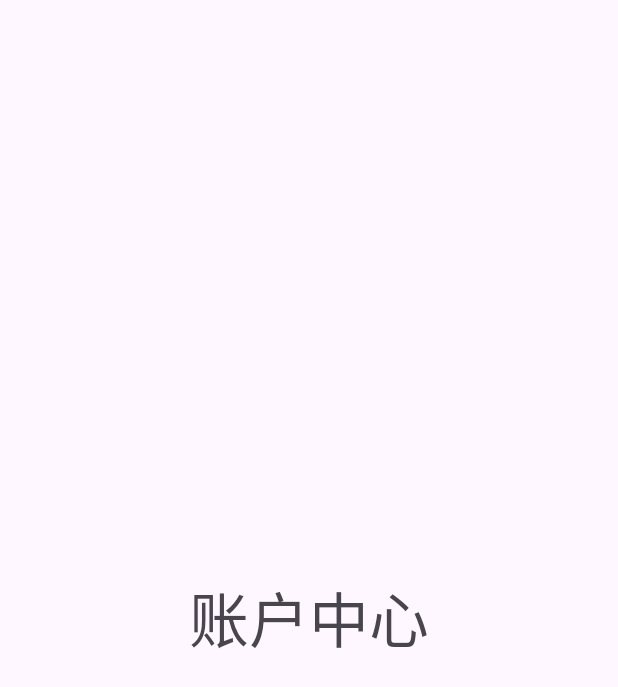
After one commit to yanlinhui/Infinity, an Android app: the AccountCenterFragment screen opened through its navigation route, on a phone screen of 412 x 824 dp. The commit adds this screen. Shown: the top 687 px of the screen. Run offline under Robolectric (Android 15) with nearby library versions, the phone set to English and light mode, and no system bars; 2 statements that could not run were skipped.

Commit message:
创建fragment和xml 添加navigation 添加类型转换器 welcomeFragment切换逻辑

```diff
--- a/app/src/main/java/com/baidu/infinity/db/UserDatabase.kt
+++ b/app/src/main/java/com/baidu/infinity/db/UserDatabase.kt
@@ -4,7 +4,11 @@ import android.content.Context
 import androidx.room.Database
 import androidx.room.Room
 import androidx.room.RoomDatabase
+import androidx.room.TypeConverters
+import com.baidu.infinity.ui.util.TypeConverter
 
+//声明不支持的类型到哪里去找转化器
+@TypeConverters(TypeConverter::class)
 @Database(entities = [User::class], version = 1)
 abstract class UserDatabase: RoomDatabase(){
     abstract fun userDao(): UserDao
--- a/app/src/main/java/com/baidu/infinity/ui/base/BaseFragment.kt
+++ b/app/src/main/java/com/baidu/infinity/ui/base/BaseFragment.kt
@@ -34,6 +34,4 @@ abstract class BaseFragment<T: ViewBinding>: Fragment() {
 
     abstract fun initBinding(): T
     open fun initView() {}
-
-
 }
--- /dev/null
+++ b/app/src/main/java/com/baidu/infinity/ui/fragment/account/AccountCenterFragment.kt
@@ -0,0 +1,14 @@
+package com.baidu.infinity.ui.fragment.account
+
+import com.baidu.infinity.databinding.FragmentAccountCenterBinding
+import com.baidu.infinity.ui.base.BaseFragment
+
+class AccountCenterFragment: BaseFragment<FragmentAccountCenterBinding>() {
+    override fun initBinding(): FragmentAccountCenterBinding {
+        return FragmentAccountCenterBinding.inflate(layoutInflater)
+    }
+
+    override fun initView() {
+        // TODO: 2022/11/22
+    }
+}
--- /dev/null
+++ b/app/src/main/java/com/baidu/infinity/ui/util/AnimationUtil.kt
@@ -0,0 +1 @@
+package com.baidu.infinity.ui.util
--- a/app/src/main/res/layout/activity_main.xml
+++ b/app/src/main/res/layout/activity_main.xml
@@ -7,26 +7,15 @@
     android:layout_height="match_parent"
     tools:context=".ui.activity.MainActivity">
 
-
-    <Button
-        android:id="@+id/moveBtn"
-        android:layout_width="wrap_content"
-        android:layout_height="wrap_content"
-        android:text="移动"
-        app:layout_constraintBottom_toBottomOf="parent"
-        app:layout_constraintEnd_toEndOf="parent"
-        app:layout_constraintHorizontal_bias="0.5"
+    <androidx.fragment.app.FragmentContainerView
+        android:id="@+id/fragmentContainerView"
+        android:name="androidx.navigation.fragment.NavHostFragment"
+        android:layout_width="0dp"
+        android:layout_height="0dp"
+        app:defaultNavHost="true"
+        app:navGraph="@navigation/nav_graph"
         app:layout_constraintStart_toStartOf="parent"
         app:layout_constraintTop_toTopOf="parent"
-        app:layout_constraintVertical_bias="0.5" />
-
-    <Button
-        android:id="@+id/button2"
-        android:layout_width="wrap_content"
-        android:layout_height="wrap_content"
-        android:layout_marginBottom="32dp"
-        android:text="Button"
-        app:layout_constraintBottom_toTopOf="@+id/moveBtn"
         app:layout_constraintEnd_toEndOf="parent"
-        app:layout_constraintStart_toStartOf="parent" />
+        app:layout_constraintBottom_toBottomOf="parent"/>
 </androidx.constraintlayout.widget.ConstraintLayout>
--- /dev/null
+++ b/app/src/main/res/layout/fragment_account_center.xml
@@ -0,0 +1,21 @@
+<?xml version="1.0" encoding="utf-8"?>
+<androidx.constraintlayout.widget.ConstraintLayout xmlns:android="http://schemas.android.com/apk/res/android"
+    xmlns:app="http://schemas.android.com/apk/res-auto"
+    xmlns:tools="http://schemas.android.com/tools"
+    android:layout_width="match_parent"
+    android:layout_height="match_parent"
+    tools:context=".ui.fragment.account.AccountCenterFragment">
+
+    <TextView
+        android:id="@+id/textView"
+        android:layout_width="wrap_content"
+        android:layout_height="wrap_content"
+        android:text="账户中心"
+        android:textSize="40sp"
+        app:layout_constraintBottom_toBottomOf="parent"
+        app:layout_constraintEnd_toEndOf="parent"
+        app:layout_constraintHorizontal_bias="0.5"
+        app:layout_constraintStart_toStartOf="parent"
+        app:layout_constraintTop_toTopOf="parent"
+        app:layout_constraintVertical_bias="0.5" />
+</androidx.constraintlayout.widget.ConstraintLayout>
--- /dev/null
+++ b/app/src/main/res/navigation/nav_graph.xml
@@ -0,0 +1,77 @@
+<?xml version="1.0" encoding="utf-8"?>
+<navigation xmlns:android="http://schemas.android.com/apk/res/android"
+    xmlns:app="http://schemas.android.com/apk/res-auto"
+    xmlns:tools="http://schemas.android.com/tools"
+    android:id="@+id/nav_graph"
+    app:startDestination="@id/welcomeFragment">
+
+    <fragment
+        android:id="@+id/welcomeFragment"
+        android:name="com.baidu.infinity.ui.fragment.welcome.WelcomeFragment"
+        android:label="fragment_welcome_layout"
+        tools:layout="@layout/fragment_welcome_layout" >
+        <action
+            android:id="@+id/action_welcomeFragment_to_picLoginFragment"
+            app:destination="@id/picLoginFragment"
+            app:popUpTo="@id/welcomeFragment"
+            app:popUpToInclusive="true"
+            app:enterAnim="@anim/right_in_anim"
+            app:exitAnim="@anim/left_out_anim"/>
+        <action
+            android:id="@+id/action_welcomeFragment_to_pinLoginFragment"
+            app:destination="@id/pinLoginFragment"
+            app:popUpTo="@id/welcomeFragment"
+            app:popUpToInclusive="true"
+            app:enterAnim="@anim/right_in_anim"
+            app:exitAnim="@anim/left_out_anim"/>
+        <action
+            android:id="@+id/action_welcomeFragment_to_homeFragment"
+            app:destination="@id/homeFragment"
+            app:enterAnim="@anim/right_in_anim"
+            app:exitAnim="@anim/right_out_anim"
+            app:popUpTo="@id/welcomeFragment"
+            app:popUpToInclusive="true" />
+    </fragment>
+    <fragment
+        android:id="@+id/picLoginFragment"
+        android:name="com.baidu.infinity.ui.fragment.password.PicLoginFragment"
+        android:label="fragment_pic_login"
+        tools:layout="@layout/fragment_pic_login" >
+        <action
+            android:id="@+id/action_picLoginFragment_to_homeFragment"
+            app:destination="@id/homeFragment"
+            app:popUpTo="@id/picLoginFragment"
+            app:popUpToInclusive="true" />
+    </fragment>
+    <fragment
+        android:id="@+id/pinLoginFragment"
+        android:name="com.baidu.infinity.ui.fragment.password.PinLoginFragment"
+        android:label="fragment_pin_login"
+        tools:layout="@layout/fragment_pin_login" >
+        <action
+            android:id="@+id/action_pinLoginFragment_to_homeFragment"
+            app:destination="@id/homeFragment"
+            app:popUpTo="@id/pinLoginFragment"
+            app:popUpToInclusive="true" />
+    </fragment>
+    <fragment
+        android:id="@+id/homeFragment"
+        android:name="com.baidu.infinity.ui.fragment.home.HomeFragment"
+        android:label="fragment_home"
+        tools:layout="@layout/fragment_home" >
+        <action
+            android:id="@+id/action_homeFragment_to_accountCenterFragment"
+            app:destination="@id/accountCenterFragment" />
+    </fragment>
+    <fragment
+        android:id="@+id/accountCenterFragment"
+        android:name="com.baidu.infinity.ui.fragment.account.AccountCenterFragment"
+        android:label="fragment_account_center"
+        tools:layout="@layout/fragment_account_center" >
+        <action
+            android:id="@+id/action_accountCenterFragment_to_homeFragment"
+            app:destination="@id/homeFragment"
+            app:popUpTo="@id/accountCenterFragment"
+            app:popUpToInclusive="true" />
+    </fragment>
+</navigation>
```
Also changed, not shown: app/src/main/java/com/baidu/infinity/db/User.kt (+6 -1 lines), app/src/main/java/com/baidu/infinity/ui/activity/MainActivity.kt (+8 -27 lines), app/src/main/java/com/baidu/infinity/ui/fragment/home/HomeFragment.kt (added, +14 -0 lines), app/src/main/java/com/baidu/infinity/ui/fragment/password/PicLoginFragment.kt (added, +14 -0 lines), app/src/main/java/com/baidu/infinity/ui/fragment/password/PinLoginFragment.kt (added, +14 -0 lines), app/src/main/java/com/baidu/infinity/ui/fragment/welcome/WelcomeFragment.kt (added, +77 -0 lines), app/src/main/java/com/baidu/infinity/ui/util/TypeConverter.kt (added, +24 -0 lines), app/src/main/java/com/baidu/infinity/viewmodel/UserViewModel.kt (added, +127 -0 lines), app/src/main/res/layout/fragment_home.xml (added, +21 -0 lines), app/src/main/res/layout/fragment_pic_login.xml (added, +21 -0 lines), app/src/main/res/layout/fragment_pin_login.xml (added, +21 -0 lines), app/src/main/res/layout/fragment_welcome_layout.xml (added, +21 -0 lines).
